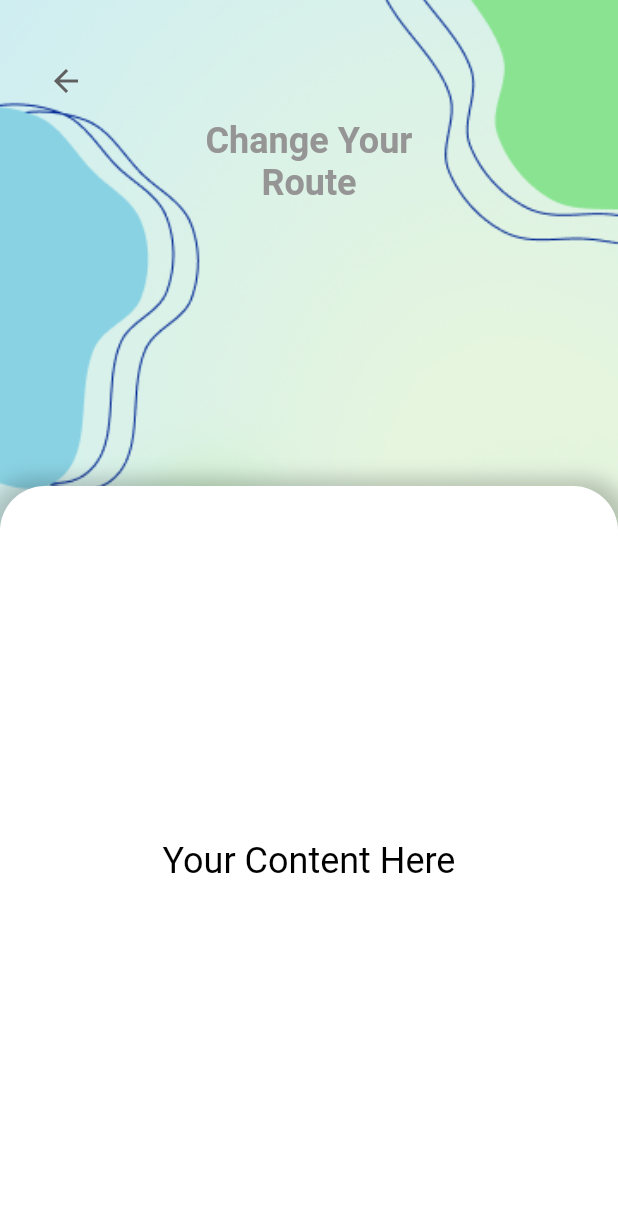
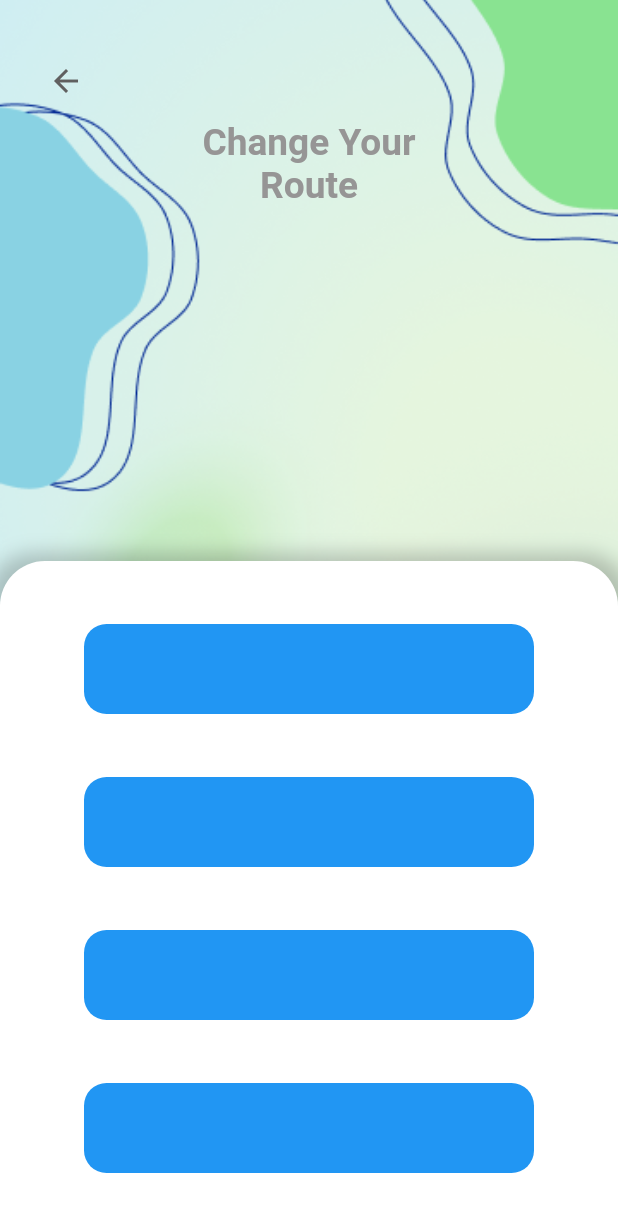
Before and after one commit to Chmx00/Shuttle-Service-Application, a Flutter app: the RoutePage screen opened directly, on a phone screen of 412 x 824 dp. Shown: the top 1212 px of the screen. Run offline on Flutter 3.47's test engine with Material 2 defaults, Android fonts, the phone set to English and light mode, and no system bars.

Commit message:
edit route dart

```diff
--- a/lib/pages/route.dart
+++ b/lib/pages/route.dart
@@ -1,10 +1,10 @@
-// ignore_for_file: prefer_const_constructors
-
 import 'package:flutter/material.dart';
 
 class RoutePage extends StatelessWidget {
   @override
   Widget build(BuildContext context) {
+    final screenWidth = MediaQuery.of(context).size.width;
+
     return Scaffold(
       body: Stack(
         children: <Widget>[
@@ -33,17 +33,15 @@ class RoutePage extends StatelessWidget {
           Positioned(
             top: 80.0,
             left: 0,
-            right: 0, // Adjust the left position as needed
+            right: 0,
             child: Column(
               crossAxisAlignment: CrossAxisAlignment.center,
-              mainAxisAlignment:
-                  MainAxisAlignment.center, // Align to center vertically
-              // ignore: prefer_const_literals_to_create_immutables
+              mainAxisAlignment: MainAxisAlignment.center,
               children: [
                 Text(
                   'Change Your',
                   style: TextStyle(
-                    fontSize: 24.0,
+                    fontSize: screenWidth * 0.06, // Responsive font size
                     color: const Color.fromARGB(255, 150, 149, 149),
                     fontWeight: FontWeight.bold,
                   ),
@@ -51,7 +49,7 @@ class RoutePage extends StatelessWidget {
                 Text(
                   'Route',
                   style: TextStyle(
-                    fontSize: 24.0,
+                    fontSize: screenWidth * 0.06, // Responsive font size
                     color: const Color.fromARGB(255, 150, 149, 149),
                     fontWeight: FontWeight.bold,
                   ),
@@ -60,15 +58,15 @@ class RoutePage extends StatelessWidget {
             ),
           ),
           // Content
-
           // Large Container at the Bottom with Rounded Top Corners
           Positioned(
             bottom: 0,
             left: 0,
             right: 0,
+            child: SizedBox(
+              height: 450.0,
+              width: double.infinity,
               child: Container(
-              height: 500,
-              width: double.infinity,
                 decoration: BoxDecoration(
                   color: Colors.white, // Set your desired color
                   borderRadius: BorderRadius.only(
@@ -77,21 +75,57 @@ class RoutePage extends StatelessWidget {
                   ),
                   boxShadow: [
                     BoxShadow(
-                    color: Colors.black.withOpacity(0.2), // Shadow color
+                      color: Colors.black.withOpacity(0.2),
                       spreadRadius: 8,
                       blurRadius: 10,
-                    offset: Offset(
-                        0, 3), // Offset in the positive direction of y-axis
+                      offset: Offset(0, 3),
                     ),
                   ],
                 ),
-              child: Center(
-                child: Text(
-                  'Your Content Here',
-                  style: TextStyle(
-                    fontSize: 24.0,
-                    color: Colors.black,
+                child: Column(
+                  mainAxisAlignment: MainAxisAlignment.spaceEvenly,
+                  children: [
+                    SizedBox(
+                      width: 300.0,
+                      height: 60.0,
+                      child: Container(
+                        decoration: BoxDecoration(
+                          color: Colors.blue,
+                          borderRadius: BorderRadius.circular(15.0),
                         ),
+                      ),
+                    ),
+                    SizedBox(
+                      width: 300.0,
+                      height: 60.0,
+                      child: Container(
+                        decoration: BoxDecoration(
+                          color: Colors.blue,
+                          borderRadius: BorderRadius.circular(15.0),
+                        ),
+                      ),
+                    ),
+                    SizedBox(
+                      width: 300.0,
+                      height: 60.0,
+                      child: Container(
+                        decoration: BoxDecoration(
+                          color: Colors.blue,
+                          borderRadius: BorderRadius.circular(15.0),
+                        ),
+                      ),
+                    ),
+                    SizedBox(
+                      width: 300.0,
+                      height: 60.0,
+                      child: Container(
+                        decoration: BoxDecoration(
+                          color: Colors.blue,
+                          borderRadius: BorderRadius.circular(15.0),
+                        ),
+                      ),
+                    ),
+                  ],
                 ),
               ),
             ),
@@ -101,7 +135,3 @@ class RoutePage extends StatelessWidget {
     );
   }
 }
-
-void main() {
-  runApp(MaterialApp(home: RoutePage()));
-}
```
Lines whose indentation alone changed are shown as unchanged.
